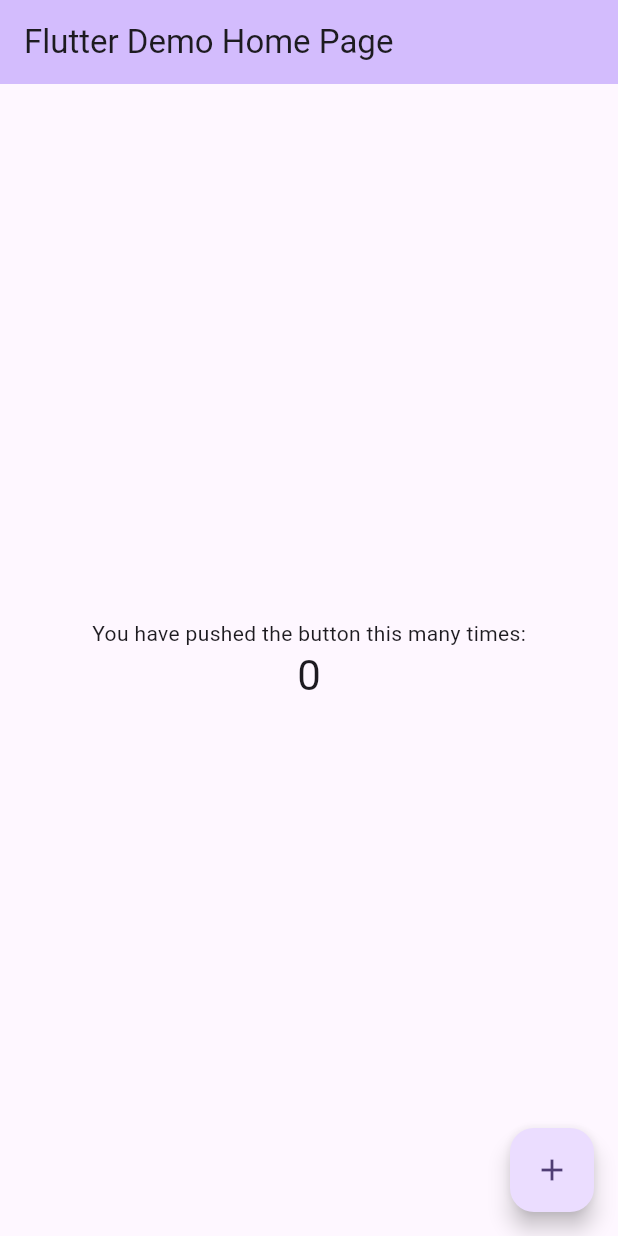
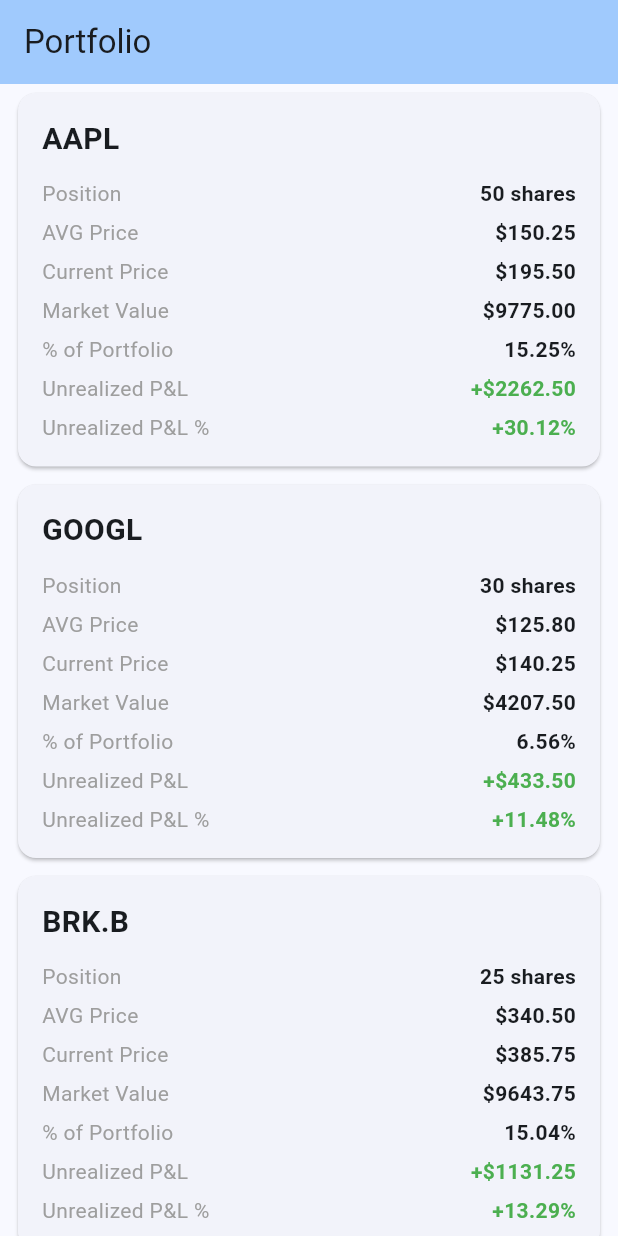
Before and after one commit to arlindiDev/stonks, a Flutter app: the screen it shows after launch, on a phone screen of 412 x 824 dp. Run offline on Flutter 3.47's test engine with Material 3 defaults, Android fonts, the phone set to English and light mode, and no system bars.

Commit message:
feat: simple portfolio of stocks and ETFs

```diff
--- a/lib/main.dart
+++ b/lib/main.dart
@@ -1,4 +1,5 @@
 import 'package:flutter/material.dart';
+import 'portfolio_screen.dart';
 
 void main() {
   runApp(const MyApp());
@@ -7,116 +8,15 @@ void main() {
 class MyApp extends StatelessWidget {
   const MyApp({super.key});
 
-  // This widget is the root of your application.
   @override
   Widget build(BuildContext context) {
     return MaterialApp(
-      title: 'Flutter Demo',
+      title: 'Portfolio',
       theme: ThemeData(
-        // This is the theme of your application.
-        //
-        // TRY THIS: Try running your application with "flutter run". You'll see
-        // the application has a purple toolbar. Then, without quitting the app,
-        // try changing the seedColor in the colorScheme below to Colors.green
-        // and then invoke "hot reload" (save your changes or press the "hot
-        // reload" button in a Flutter-supported IDE, or press "r" if you used
-        // the command line to start the app).
-        //
-        // Notice that the counter didn't reset back to zero; the application
-        // state is not lost during the reload. To reset the state, use hot
-        // restart instead.
-        //
-        // This works for code too, not just values: Most code changes can be
-        // tested with just a hot reload.
-        colorScheme: ColorScheme.fromSeed(seedColor: Colors.deepPurple),
+        colorScheme: ColorScheme.fromSeed(seedColor: Colors.blue),
+        useMaterial3: true,
       ),
-      home: const MyHomePage(title: 'Flutter Demo Home Page'),
+      home: const PortfolioScreen(),
     );
   }
 }
-
-class MyHomePage extends StatefulWidget {
-  const MyHomePage({super.key, required this.title});
-
-  // This widget is the home page of your application. It is stateful, meaning
-  // that it has a State object (defined below) that contains fields that affect
-  // how it looks.
-
-  // This class is the configuration for the state. It holds the values (in this
-  // case the title) provided by the parent (in this case the App widget) and
-  // used by the build method of the State. Fields in a Widget subclass are
-  // always marked "final".
-
-  final String title;
-
-  @override
-  State<MyHomePage> createState() => _MyHomePageState();
-}
-
-class _MyHomePageState extends State<MyHomePage> {
-  int _counter = 0;
-
-  void _incrementCounter() {
-    setState(() {
-      // This call to setState tells the Flutter framework that something has
-      // changed in this State, which causes it to rerun the build method below
-      // so that the display can reflect the updated values. If we changed
-      // _counter without calling setState(), then the build method would not be
-      // called again, and so nothing would appear to happen.
-      _counter++;
-    });
-  }
-
-  @override
-  Widget build(BuildContext context) {
-    // This method is rerun every time setState is called, for instance as done
-    // by the _incrementCounter method above.
-    //
-    // The Flutter framework has been optimized to make rerunning build methods
-    // fast, so that you can just rebuild anything that needs updating rather
-    // than having to individually change instances of widgets.
-    return Scaffold(
-      appBar: AppBar(
-        // TRY THIS: Try changing the color here to a specific color (to
-        // Colors.amber, perhaps?) and trigger a hot reload to see the AppBar
-        // change color while the other colors stay the same.
-        backgroundColor: Theme.of(context).colorScheme.inversePrimary,
-        // Here we take the value from the MyHomePage object that was created by
-        // the App.build method, and use it to set our appbar title.
-        title: Text(widget.title),
-      ),
-      body: Center(
-        // Center is a layout widget. It takes a single child and positions it
-        // in the middle of the parent.
-        child: Column(
-          // Column is also a layout widget. It takes a list of children and
-          // arranges them vertically. By default, it sizes itself to fit its
-          // children horizontally, and tries to be as tall as its parent.
-          //
-          // Column has various properties to control how it sizes itself and
-          // how it positions its children. Here we use mainAxisAlignment to
-          // center the children vertically; the main axis here is the vertical
-          // axis because Columns are vertical (the cross axis would be
-          // horizontal).
-          //
-          // TRY THIS: Invoke "debug painting" (choose the "Toggle Debug Paint"
-          // action in the IDE, or press "p" in the console), to see the
-          // wireframe for each widget.
-          mainAxisAlignment: MainAxisAlignment.center,
-          children: <Widget>[
-            const Text('You have pushed the button this many times:'),
-            Text(
-              '$_counter',
-              style: Theme.of(context).textTheme.headlineMedium,
-            ),
-          ],
-        ),
-      ),
-      floatingActionButton: FloatingActionButton(
-        onPressed: _incrementCounter,
-        tooltip: 'Increment',
-        child: const Icon(Icons.add),
-      ), // This trailing comma makes auto-formatting nicer for build methods.
-    );
-  }
-}
--- /dev/null
+++ b/lib/mock_data.dart
@@ -0,0 +1,96 @@
+class PortfolioItem {
+  final String ticker;
+  final double position;
+  final double avgPrice;
+  final double currentPrice;
+  final double marketValue;
+  final double portfolioPercent;
+  final double unrealizedPL;
+  final double unrealizedPLPercent;
+
+  PortfolioItem({
+    required this.ticker,
+    required this.position,
+    required this.avgPrice,
+    required this.currentPrice,
+    required this.marketValue,
+    required this.portfolioPercent,
+    required this.unrealizedPL,
+    required this.unrealizedPLPercent,
+  });
+}
+
+List<PortfolioItem> getMockPortfolioData() {
+  return [
+    PortfolioItem(
+      ticker: 'AAPL',
+      position: 50,
+      avgPrice: 150.25,
+      currentPrice: 195.50,
+      marketValue: 9775.00,
+      portfolioPercent: 15.25,
+      unrealizedPL: 2262.50,
+      unrealizedPLPercent: 30.12,
+    ),
+    PortfolioItem(
+      ticker: 'GOOGL',
+      position: 30,
+      avgPrice: 125.80,
+      currentPrice: 140.25,
+      marketValue: 4207.50,
+      portfolioPercent: 6.56,
+      unrealizedPL: 433.50,
+      unrealizedPLPercent: 11.48,
+    ),
+    PortfolioItem(
+      ticker: 'BRK.B',
+      position: 25,
+      avgPrice: 340.50,
+      currentPrice: 385.75,
+      marketValue: 9643.75,
+      portfolioPercent: 15.04,
+      unrealizedPL: 1131.25,
+      unrealizedPLPercent: 13.29,
+    ),
+    PortfolioItem(
+      ticker: 'NVDA',
+      position: 100,
+      avgPrice: 420.00,
+      currentPrice: 495.20,
+      marketValue: 49520.00,
+      portfolioPercent: 77.23,
+      unrealizedPL: 7520.00,
+      unrealizedPLPercent: 17.90,
+    ),
+    PortfolioItem(
+      ticker: 'VOO',
+      position: 75,
+      avgPrice: 380.25,
+      currentPrice: 425.80,
+      marketValue: 31935.00,
+      portfolioPercent: 49.81,
+      unrealizedPL: 3416.25,
+      unrealizedPLPercent: 11.98,
+    ),
+    PortfolioItem(
+      ticker: 'DXYZ',
+      position: 200,
+      avgPrice: 45.50,
+      currentPrice: 38.20,
+      marketValue: 7640.00,
+      portfolioPercent: 11.91,
+      unrealizedPL: -1460.00,
+      unrealizedPLPercent: -16.04,
+    ),
+    PortfolioItem(
+      ticker: 'VTI',
+      position: 60,
+      avgPrice: 210.00,
+      currentPrice: 245.30,
+      marketValue: 14718.00,
+      portfolioPercent: 22.95,
+      unrealizedPL: 2118.00,
+      unrealizedPLPercent: 16.81,
+    ),
+  ];
+}
--- /dev/null
+++ b/lib/portfolio_screen.dart
@@ -0,0 +1,104 @@
+import 'package:flutter/material.dart';
+import 'mock_data.dart';
+
+class PortfolioScreen extends StatelessWidget {
+  const PortfolioScreen({super.key});
+
+  @override
+  Widget build(BuildContext context) {
+    final portfolioItems = getMockPortfolioData();
+
+    return Scaffold(
+      appBar: AppBar(
+        title: const Text('Portfolio'),
+        backgroundColor: Theme.of(context).colorScheme.inversePrimary,
+      ),
+      body: ListView.builder(
+        itemCount: portfolioItems.length,
+        itemBuilder: (context, index) {
+          final item = portfolioItems[index];
+          final isPositive = item.unrealizedPL >= 0;
+
+          return Card(
+            margin: const EdgeInsets.symmetric(horizontal: 12, vertical: 6),
+            child: Padding(
+              padding: const EdgeInsets.all(16),
+              child: Column(
+                crossAxisAlignment: CrossAxisAlignment.start,
+                children: [
+                  // Ticker
+                  Text(
+                    item.ticker,
+                    style: const TextStyle(
+                      fontSize: 20,
+                      fontWeight: FontWeight.bold,
+                    ),
+                  ),
+                  const SizedBox(height: 12),
+
+                  // Position
+                  _buildRow('Position', '${item.position.toStringAsFixed(0)} shares'),
+                  const SizedBox(height: 6),
+
+                  // Average Price
+                  _buildRow('AVG Price', '\$${item.avgPrice.toStringAsFixed(2)}'),
+                  const SizedBox(height: 6),
+
+                  // Current Price
+                  _buildRow('Current Price', '\$${item.currentPrice.toStringAsFixed(2)}'),
+                  const SizedBox(height: 6),
+
+                  // Market Value
+                  _buildRow('Market Value', '\$${item.marketValue.toStringAsFixed(2)}'),
+                  const SizedBox(height: 6),
+
+                  // % of Portfolio
+                  _buildRow('% of Portfolio', '${item.portfolioPercent.toStringAsFixed(2)}%'),
+                  const SizedBox(height: 6),
+
+                  // Unrealized P&L
+                  _buildRow(
+                    'Unrealized P&L',
+                    '${isPositive ? '+' : ''}\$${item.unrealizedPL.toStringAsFixed(2)}',
+                    color: isPositive ? Colors.green : Colors.red,
+                  ),
+                  const SizedBox(height: 6),
+
+                  // Unrealized P&L %
+                  _buildRow(
+                    'Unrealized P&L %',
+                    '${isPositive ? '+' : ''}${item.unrealizedPLPercent.toStringAsFixed(2)}%',
+                    color: isPositive ? Colors.green : Colors.red,
+                  ),
+                ],
+              ),
+            ),
+          );
+        },
+      ),
+    );
+  }
+
+  Widget _buildRow(String label, String value, {Color? color}) {
+    return Row(
+      mainAxisAlignment: MainAxisAlignment.spaceBetween,
+      children: [
+        Text(
+          label,
+          style: const TextStyle(
+            fontSize: 14,
+            color: Colors.grey,
+          ),
+        ),
+        Text(
+          value,
+          style: TextStyle(
+            fontSize: 14,
+            fontWeight: FontWeight.w600,
+            color: color,
+          ),
+        ),
+      ],
+    );
+  }
+}
```
